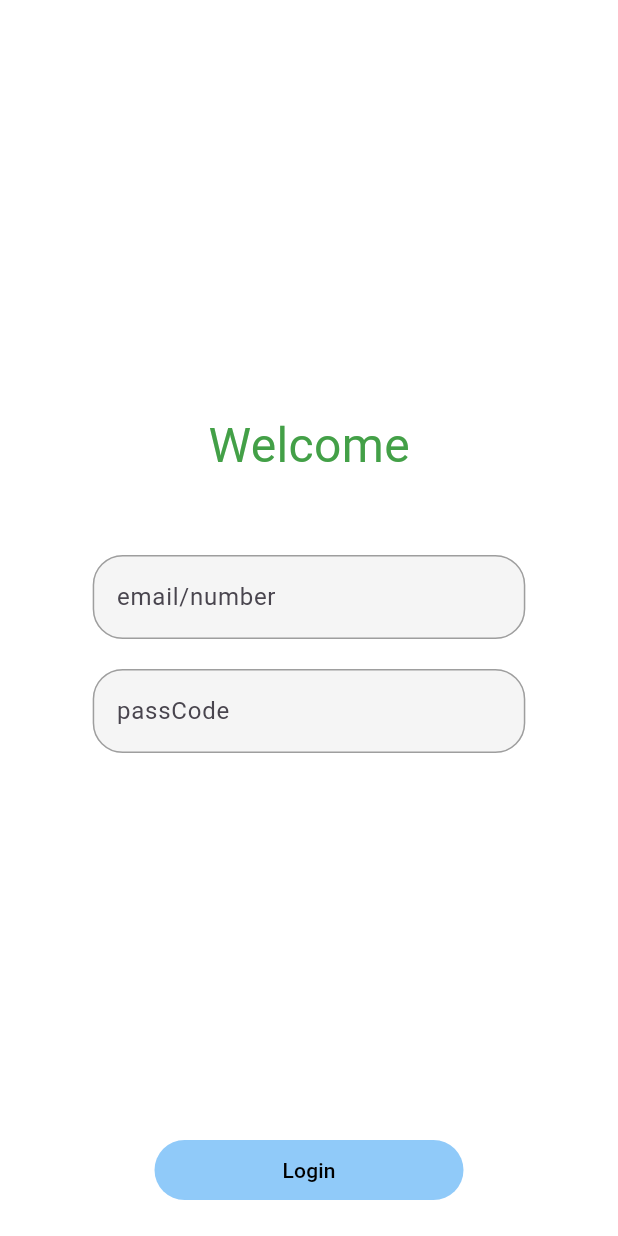
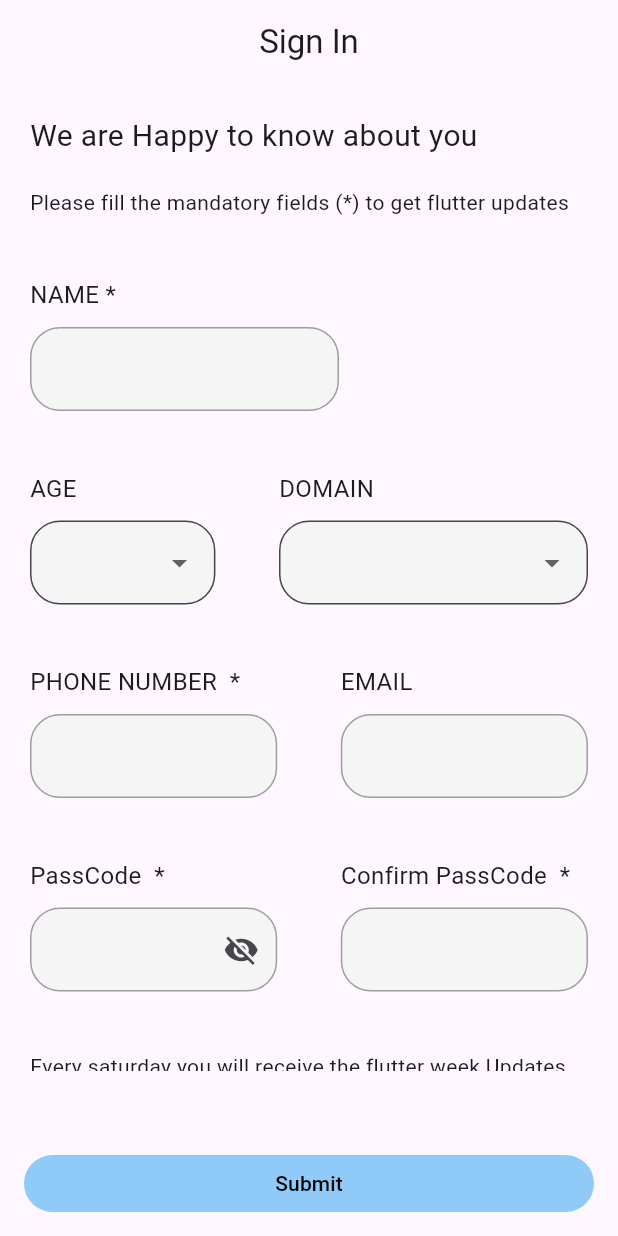
Before and after one commit to JagadeeswarReddy-Bollavaram/flutter_updates, a Flutter app: the screen it shows after launch, on a phone screen of 412 x 824 dp. Run offline on Flutter 3.47's test engine with Material 3 defaults, Android fonts, the phone set to English and light mode, and no system bars; our stand-ins replace flutter_bloc, get.

Commit message:
Signup changes

```diff
--- /dev/null
+++ b/lib/commonWidgets/button_loader.dart
@@ -0,0 +1,85 @@
+import 'package:flutter/material.dart';
+import 'package:flutter/scheduler.dart';
+
+class AppSubmitButtonLoader extends StatefulWidget {
+  const AppSubmitButtonLoader({super.key});
+
+  @override
+  State<AppSubmitButtonLoader> createState() => _AppSubmitButtonLoaderState();
+}
+
+class _AppSubmitButtonLoaderState extends State<AppSubmitButtonLoader>
+    with SingleTickerProviderStateMixin {
+  late AnimationController animationController;
+  late Animation<double> moveAnimation;
+  late Animation<double> first;
+  late Animation last;
+  bool ball1Turn = true;
+  @override
+  void initState() {
+    animationController = AnimationController(
+      duration: Duration(milliseconds: 200),
+      vsync: this,
+      reverseDuration: Duration(milliseconds: 200),
+    );
+    moveAnimation = Tween<double>(
+      begin: 0.0,
+      end: 50.0,
+    ).animate(
+      CurvedAnimation(
+        parent: animationController,
+        curve: Curves.bounceInOut,
+      ),
+    );
+    first = Tween<double>(begin: 0.0, end: -50.0).animate(CurvedAnimation(
+        parent: animationController, curve: Curves.bounceInOut));
+
+    animationController.addStatusListener((status) {
+      if (status == AnimationStatus.completed) {
+        // Reverse the animation to come back to center
+        animationController.reverse();
+      } else if (status == AnimationStatus.dismissed) {
+        // Switch turns and restart
+        ball1Turn = !ball1Turn;
+        animationController.forward();
+        // Future.delayed(Duration(milliseconds: 300), () {
+        //   animationController.forward();
+        // });
+      }
+    });
+    animationController.forward();
+    super.initState();
+  }
+
+  Widget buildBall({Color color = Colors.black}) {
+    return Container(
+      width: 40,
+      height: 40,
+      decoration: BoxDecoration(color: color, shape: BoxShape.circle),
+    );
+  }
+
+  @override
+  Widget build(BuildContext context) {
+    return AnimatedBuilder(
+        animation: moveAnimation,
+        builder: (context, _) {
+          return Row(
+            mainAxisAlignment: MainAxisAlignment.center,
+            children: [
+              Transform.translate(
+                offset: Offset(ball1Turn ? first.value : 0.0, 0.0),
+                child: buildBall(),
+              ),
+              // const SizedBox(width: 10),
+              buildBall(),
+              // const SizedBox(width: 10),
+              Transform.translate(
+                offset: Offset(ball1Turn ? 0.0 : moveAnimation.value, 0.0),
+                child: buildBall(),
+              ),
+            ],
+          );
+        });
+  }
+}
--- /dev/null
+++ b/lib/commonWidgets/dropdown.dart
@@ -0,0 +1,60 @@
+import 'package:flutter/material.dart';
+
+class AppDropDown extends StatefulWidget {
+  List<String> items;
+  String? label;
+  String? selectedItem;
+  FormFieldValidator<String>? validator;
+  Function(String? item)? onChanged;
+  AppDropDown({
+    super.key,
+    required this.items,
+    this.label,
+    this.validator,
+    this.selectedItem,
+    required this.onChanged,
+  });
+
+  @override
+  State<AppDropDown> createState() => _AppDropDownState();
+}
+
+class _AppDropDownState extends State<AppDropDown> {
+  @override
+  Widget build(BuildContext context) {
+    return Column(
+      crossAxisAlignment: CrossAxisAlignment.start,
+      children: [
+        if (widget.label != null) ...[
+          Text(
+            widget.label!,
+            maxLines: 1,
+            style: TextStyle(fontSize: 16, fontWeight: FontWeight.w400),
+          ),
+          SizedBox(
+            height: 10,
+          ),
+        ],
+        DropdownButtonFormField<String>(
+          value: widget.selectedItem,
+          decoration: InputDecoration(
+            border: OutlineInputBorder(
+              borderRadius: BorderRadius.circular(20),
+              borderSide: BorderSide(color: Colors.grey),
+            ),
+            fillColor: Colors.grey.shade100,
+            filled: true,
+          ),
+          validator: widget.validator,
+          items: widget.items
+              .map((element) => DropdownMenuItem(
+                    value: element,
+                    child: Text(element),
+                  ))
+              .toList(),
+          onChanged: widget.onChanged,
+        ),
+      ],
+    );
+  }
+}
--- a/lib/commonWidgets/textfield.dart
+++ b/lib/commonWidgets/textfield.dart
@@ -1,3 +1,4 @@
+import 'package:flutter/foundation.dart';
 import 'package:flutter/material.dart';
 
 class AppTextField extends StatefulWidget {
@@ -5,11 +6,19 @@ class AppTextField extends StatefulWidget {
   FormFieldValidator<String>? validation;
   String? hintText;
   bool obscureText;
+  String? title;
+  TextInputType? keyboardType;
+  int? maxLength;
+  bool? icon;
   AppTextField(
       {required this.controller,
       this.validation,
       this.hintText,
       this.obscureText = false,
+      this.title,
+      this.keyboardType,
+      this.maxLength,
+      this.icon,
       super.key});
 
   @override
@@ -17,31 +26,69 @@ class AppTextField extends StatefulWidget {
 }
 
 class _AppTextFieldState extends State<AppTextField> {
+  bool isFocused = false;
+  bool show = false;
+  OutlineInputBorder enableBorder() {
+    return OutlineInputBorder(
+      borderRadius: BorderRadius.circular(20),
+      borderSide: BorderSide(color: Colors.grey),
+    );
+  }
+
+  OutlineInputBorder errorBorder() {
+    return OutlineInputBorder(
+        borderRadius: BorderRadius.circular(20),
+        borderSide: BorderSide(color: Colors.red, width: 3));
+  }
+
   @override
   Widget build(BuildContext context) {
-    return TextFormField(
+    return Column(
+      crossAxisAlignment: CrossAxisAlignment.start,
+      children: [
+        if (widget.title != null)
+          Text(
+            widget.title!,
+            maxLines: 1,
+            style: TextStyle(fontSize: 16, fontWeight: FontWeight.w400),
+          ),
+        SizedBox(
+          height: 10,
+        ),
+        TextFormField(
           autovalidateMode: AutovalidateMode.onUnfocus,
           validator: widget.validation,
           controller: widget.controller,
           obscureText: widget.obscureText,
+          keyboardType: widget.keyboardType,
+          maxLength: widget.maxLength,
           decoration: InputDecoration(
             hintText: widget.hintText,
             filled: true,
+            suffixIcon: widget?.icon ?? false
+                ? IconButton(
+                    icon: show
+                        ? Icon(Icons.visibility)
+                        : Icon(Icons.visibility_off),
+                    onPressed: () {
+                      setState(() {
+                        show = !show;
+                        widget.obscureText = !widget.obscureText;
+                      });
+                    },
+                  )
+                : null,
             fillColor: Colors.grey.shade100,
-
+            counterText: '',
+            errorMaxLines: 3,
             // When not focused
-          enabledBorder: OutlineInputBorder(
-            borderRadius: BorderRadius.circular(20),
-            borderSide: BorderSide(color: Colors.grey),
+            enabledBorder: enableBorder(),
+            // When focused
+            focusedBorder: enableBorder(),
+            errorBorder: errorBorder(),
           ),
-          // When focused
-          focusedBorder: OutlineInputBorder(
-            borderRadius: BorderRadius.circular(20),
-            borderSide: BorderSide(color: Colors.black, width: 2),
         ),
-          errorBorder: OutlineInputBorder(
-              borderRadius: BorderRadius.circular(20),
-              borderSide: BorderSide(color: Colors.red, width: 3))),
+      ],
     );
   }
 }
--- a/lib/main.dart
+++ b/lib/main.dart
@@ -1,5 +1,8 @@
 import 'package:flutter/material.dart';
+import 'package:get/get.dart';
 import 'package:test_app/login/view/login_page.dart';
+import 'package:test_app/signup/controller/signupController.dart';
+import 'package:test_app/signup/views/signup_page.dart';
 import 'pages/reddit_page.dart';
 import 'pages/pubdev_page.dart';
 import 'pages/youtube_page.dart';
@@ -14,6 +17,7 @@ class FlutterExplorerApp extends StatelessWidget {
 
   @override
   Widget build(BuildContext context) {
+    Get.put(Signupcontroller());
     return MaterialApp(
       title: 'Flutter Explorer',
       debugShowCheckedModeBanner: false,
@@ -21,7 +25,7 @@ class FlutterExplorerApp extends StatelessWidget {
         colorScheme: ColorScheme.fromSeed(seedColor: Colors.deepPurple),
         useMaterial3: true,
       ),
-      home: LoginPage(),
+      home: SignupPage(),
     );
   }
 }
--- /dev/null
+++ b/lib/signup/controller/signupController.dart
@@ -0,0 +1,73 @@
+import 'package:flutter/material.dart';
+import 'package:get/get.dart';
+import 'package:test_app/main.dart';
+
+class Signupcontroller extends GetxController {
+  Rx<bool> loading = false.obs;
+  final nameController = TextEditingController();
+  final phoneNumber = TextEditingController();
+  final email = TextEditingController();
+  final passCode = TextEditingController();
+  final confirmPassCode = TextEditingController();
+  Rx<String?> age = null.obs;
+  Rx<String?> domain = null.obs;
+  Rx<bool> isSubmitted = false.obs;
+
+  final formKey = GlobalKey<FormState>();
+
+  String? nameValidation(String? value) {
+    if (value == null || value.isEmpty) {
+      return "Name is Mandatory";
+    }
+    return null;
+  }
+
+  String? phoneNumberValidation(String? value) {
+    if (value == null || value.isEmpty) {
+      return "Phone Number is Mandatory";
+    }
+    if (value.length != 10) {
+      return "Pls enter 10 digit number";
+    }
+    if (int.parse(value[0]) < 6) {
+      return "Invalid Number";
+    }
+    return null;
+  }
+
+  String? emailValidation(String? value) {
+    if ((value?.contains('@') ?? false) && value!.endsWith('.com')) {
+      return "Pls enter vaild email Id";
+    }
+    return null;
+  }
+
+  String? passCodeValidation(String? value) {
+    if (value == null || value.isEmpty) {
+      return "Pls Set the PassCode";
+    }
+    if (value.length < 6) {
+      return "Make Sure PassCode is greater than 6 digits";
+    }
+    if (!['@', '#', '\$', '%', '^', '!'].any((e) => value.contains(e))) {
+      return "MakeSure to have an special Character";
+    }
+    return null;
+  }
+
+  String? confirmPassCodeValidation(String? value) {
+    if (value != passCode.text) {
+      return "Confirm PassCode doen't match with PassCode";
+    }
+    return null;
+  }
+
+  void onSubmitted(BuildContext context) async {
+    if (formKey.currentState?.validate() ?? false) {
+      isSubmitted.value = true;
+      await Future.delayed(Duration(seconds: 3));
+      await Navigator.pushReplacement(
+          context, MaterialPageRoute(builder: (context) => HomePage()));
+    }
+  }
+}
--- /dev/null
+++ b/lib/signup/views/signup_page.dart
@@ -0,0 +1,189 @@
+import 'package:flutter/material.dart';
+import 'package:get/get.dart';
+import 'package:get/get_state_manager/get_state_manager.dart';
+import 'package:test_app/commonWidgets/button_loader.dart';
+import 'package:test_app/commonWidgets/dropdown.dart';
+import 'package:test_app/commonWidgets/filledButton.dart';
+import 'package:test_app/commonWidgets/textfield.dart';
+import 'package:test_app/signup/controller/signupController.dart';
+
+class SignupPage extends GetView<Signupcontroller> {
+  SignupPage({super.key});
+
+  @override
+  Widget build(BuildContext context) {
+    return Scaffold(
+      appBar: AppBar(
+        title: Center(
+          child: Text(
+            'Sign In',
+          ),
+        ),
+      ),
+      body: Form(
+        key: controller.formKey,
+        child: Padding(
+          padding: EdgeInsets.only(left: 20, bottom: 40, right: 20),
+          child: SingleChildScrollView(
+            child: Column(
+              crossAxisAlignment: CrossAxisAlignment.start,
+              children: [
+                SizedBox(
+                  height: 20,
+                ),
+                Text(
+                  'We are Happy to know about you',
+                  style: TextStyle(fontSize: 20),
+                ),
+                SizedBox(
+                  height: 20,
+                ),
+                Text(
+                    'Please fill the mandatory fields (*) to get flutter updates'),
+                SizedBox(
+                  height: 20,
+                ),
+                Center(
+                  child: Expanded(
+                    child: Column(
+                      crossAxisAlignment: CrossAxisAlignment.start,
+                      mainAxisAlignment: MainAxisAlignment.spaceBetween,
+                      children: [
+                        Container(
+                          padding: EdgeInsets.symmetric(vertical: 20),
+                          width: MediaQuery.of(context).size.width * 0.5,
+                          child: AppTextField(
+                            controller: controller.nameController,
+                            title: 'NAME *',
+                            validation: (value) =>
+                                controller.nameValidation(value),
+                          ),
+                        ),
+                        Row(
+                          mainAxisAlignment: MainAxisAlignment.spaceBetween,
+                          children: [
+                            Container(
+                              padding: EdgeInsets.symmetric(vertical: 20),
+                              width: MediaQuery.of(context).size.width * 0.3,
+                              child: Obx(
+                                () {
+                                  return AppDropDown(
+                                    items: [
+                                      '0-10',
+                                      '10-20',
+                                      '20-30',
+                                      '30-40',
+                                      '40-50',
+                                      '50+'
+                                    ],
+                                    label: 'AGE',
+                                    selectedItem: controller.age.value,
+                                    onChanged: (item) {
+                                      controller.age.value = item;
+                                    },
+                                  );
+                                },
+                              ),
+                            ),
+                            Container(
+                              padding: EdgeInsets.symmetric(vertical: 20),
+                              width: MediaQuery.of(context).size.width * 0.5,
+                              child: Obx(() {
+                                return AppDropDown(
+                                  items: ['Working', 'Student', 'SDE', 'Other'],
+                                  label: 'DOMAIN',
+                                  selectedItem: controller.domain.value,
+                                  onChanged: (item) {
+                                    controller.domain.value = item;
+                                  },
+                                );
+                              }),
+                            ),
+                          ],
+                        ),
+                        Row(
+                          mainAxisAlignment: MainAxisAlignment.spaceBetween,
+                          children: [
+                            Container(
+                              padding: EdgeInsets.symmetric(vertical: 20),
+                              width: MediaQuery.of(context).size.width * 0.4,
+                              child: AppTextField(
+                                title: "PHONE NUMBER  *",
+                                keyboardType: TextInputType.number,
+                                maxLength: 10,
+                                controller: controller.phoneNumber,
+                                validation: (value) =>
+                                    controller.phoneNumberValidation(value),
+                              ),
+                            ),
+                            Container(
+                              padding: EdgeInsets.symmetric(vertical: 20),
+                              width: MediaQuery.of(context).size.width * 0.4,
+                              child: AppTextField(
+                                title: "EMAIL",
+                                controller: controller.email,
+                                validation: (value) =>
+                                    controller.emailValidation(value),
+                              ),
+                            ),
+                          ],
+                        ),
+                        Row(
+                          mainAxisAlignment: MainAxisAlignment.spaceBetween,
+                          children: [
+                            Container(
+                              padding: EdgeInsets.symmetric(vertical: 20),
+                              width: MediaQuery.of(context).size.width * 0.4,
+                              child: AppTextField(
+                                title: "PassCode  *",
+                                icon: true,
+                                obscureText: true,
+                                controller: controller.passCode,
+                                validation: (value) =>
+                                    controller.passCodeValidation(value),
+                              ),
+                            ),
+                            Container(
+                              padding: EdgeInsets.symmetric(vertical: 20),
+                              width: MediaQuery.of(context).size.width * 0.4,
+                              child: AppTextField(
+                                title: "Confirm PassCode  *",
+                                controller: controller.confirmPassCode,
+                                obscureText: true,
+                                validation: (value) =>
+                                    controller.confirmPassCodeValidation(value),
+                              ),
+                            ),
+                          ],
+                        ),
+                      ],
+                    ),
+                  ),
+                ),
+                SizedBox(
+                  height: 20,
+                ),
+                Text(
+                    'Every saturday you will receive the flutter week Updates'),
+              ],
+            ),
+          ),
+        ),
+      ),
+      bottomNavigationBar: SizedBox(
+        height: 70,
+        child: Padding(
+          padding: const EdgeInsets.all(16.0),
+          child: Obx(() {
+            return controller.isSubmitted.value
+                ? AppSubmitButtonLoader()
+                : AppFilledButton(
+                    label: 'Submit',
+                    onPressed: () => controller.onSubmitted(context),
+                  );
+          }),
+        ),
+      ),
+    );
+  }
+}
--- a/pubspec.yaml
+++ b/pubspec.yaml
@@ -37,6 +37,7 @@ dependencies:
   intl: ^0.18.1
   xml: ^6.3.0
   flutter_bloc: ^9.1.1
+  get: 4.6.6
 
   # The following adds the Cupertino Icons font to your application.
   # Use with the CupertinoIcons class for iOS style icons.
```
Lines whose indentation alone changed are shown as unchanged.
